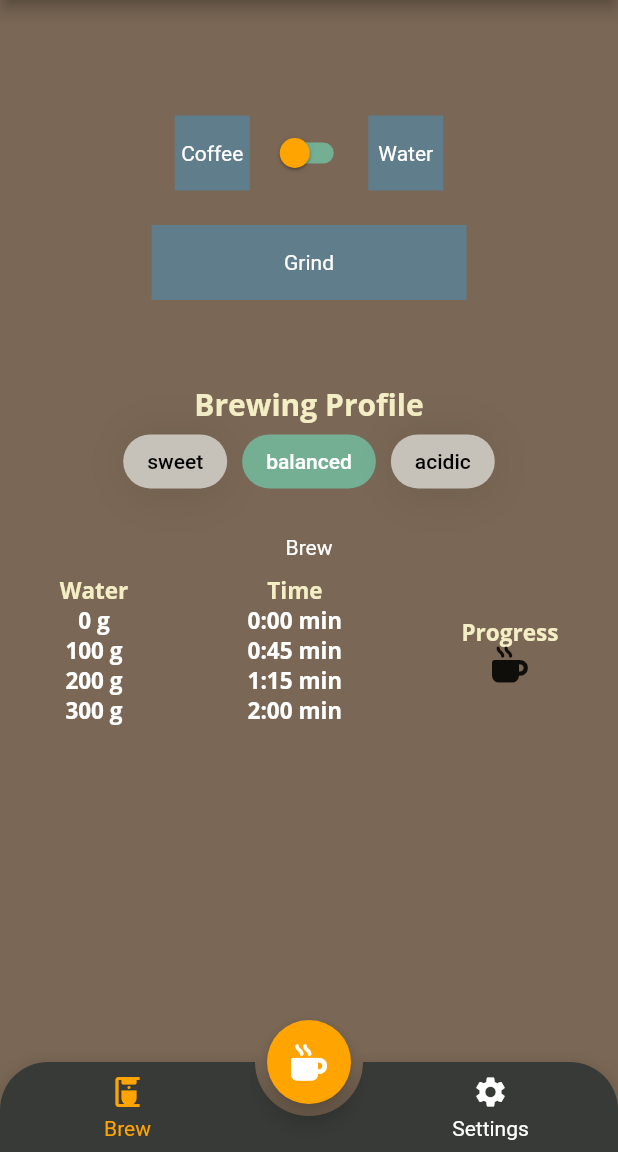
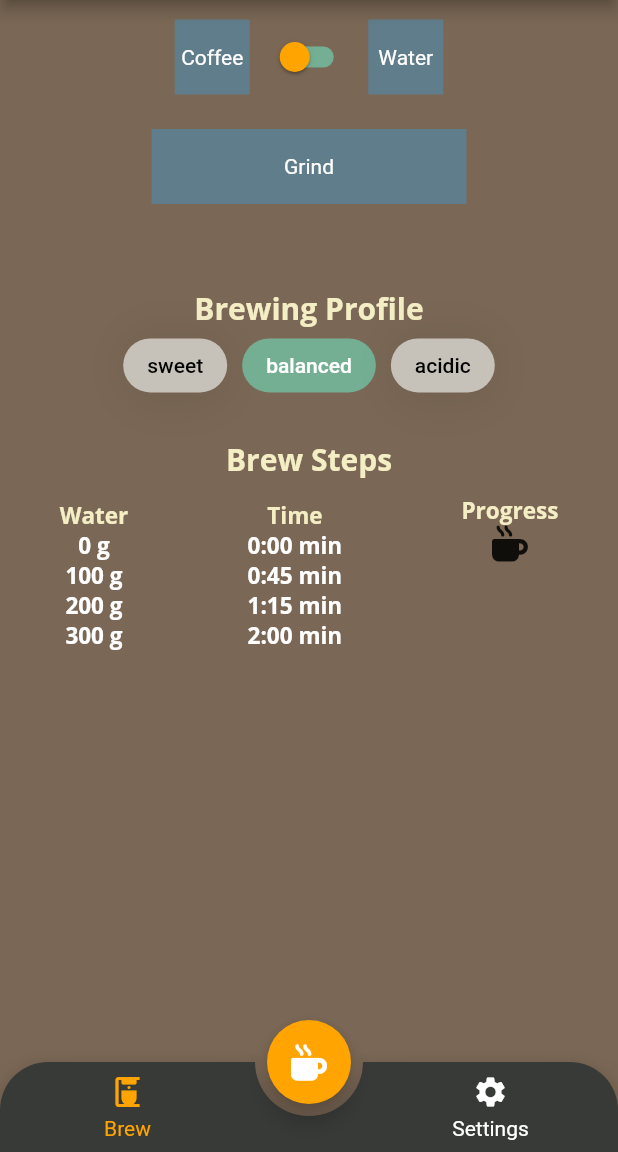
Before and after one commit to speedy901990/46method, a Flutter app: the screen it shows after launch, on a phone screen of 412 x 824 dp, the part 84-1236 px from its top. Run offline on Flutter 3.47's test engine with Material 2 defaults, Android fonts, the phone set to English and light mode, and no system bars; drawn by our look-alikes of animated_bottom_navigation_bar, auto_size_text, group_button; our stand-ins replace font_awesome_flutter; missing offline and left inert: circular_reveal_animation.

Commit message:
Remove widgets leftover. Improve alignment

```diff
--- a/app/lib/widgets/brew_page.dart
+++ b/app/lib/widgets/brew_page.dart
@@ -29,7 +29,6 @@ class _BrewPageState extends State<BrewPage> {
         height: constraints.maxHeight,
         child: Column(
           mainAxisAlignment: MainAxisAlignment.start,
-          crossAxisAlignment: CrossAxisAlignment.stretch,
           children: [
             Container(
               height: constraints.maxHeight * 0.25,
@@ -77,7 +76,6 @@ class _BrewPageState extends State<BrewPage> {
                       ],
                     ),
                   ),
-                  Container(),
                   Row(
                     mainAxisAlignment: MainAxisAlignment.center,
                     children: [
@@ -134,7 +132,10 @@ class _BrewPageState extends State<BrewPage> {
                 children: [
                   Padding(
                     padding: const EdgeInsets.all(10.0),
-                    child: Text('Brew'),
+                    child: Text(
+                      'Brew Steps',
+                      style: Theme.of(context).textTheme.headline1,
+                    ),
                   ),
                   Row(
                     mainAxisAlignment: MainAxisAlignment.spaceAround,
@@ -169,13 +170,16 @@ class _BrewPageState extends State<BrewPage> {
                               style: Theme.of(context).textTheme.bodyText1),
                         ],
                       ),
-                      Column(
+                      Container(
+                        height: constraints.maxHeight * 0.6 * 0.25,
+                        child: Column(
                           mainAxisAlignment: MainAxisAlignment.start,
                           children: [
                             Text('Progress',
                                 style: Theme.of(context).textTheme.headline2),
                             FaIcon(FontAwesomeIcons.mugHot)
                           ],
+                        ),
                       ),
                     ],
                   )
--- a/app/lib/widgets/navigation_screen.dart
+++ b/app/lib/widgets/navigation_screen.dart
@@ -62,7 +62,6 @@ class _NavigationScreenState extends State<NavigationScreen>
       color: Theme.of(context).colorScheme.primary,
       child: ListView(
         children: [
-          SizedBox(height: 64),
           Center(
             child: CircularRevealAnimation(
               animation: animation,
```
Lines whose indentation alone changed are shown as unchanged.
